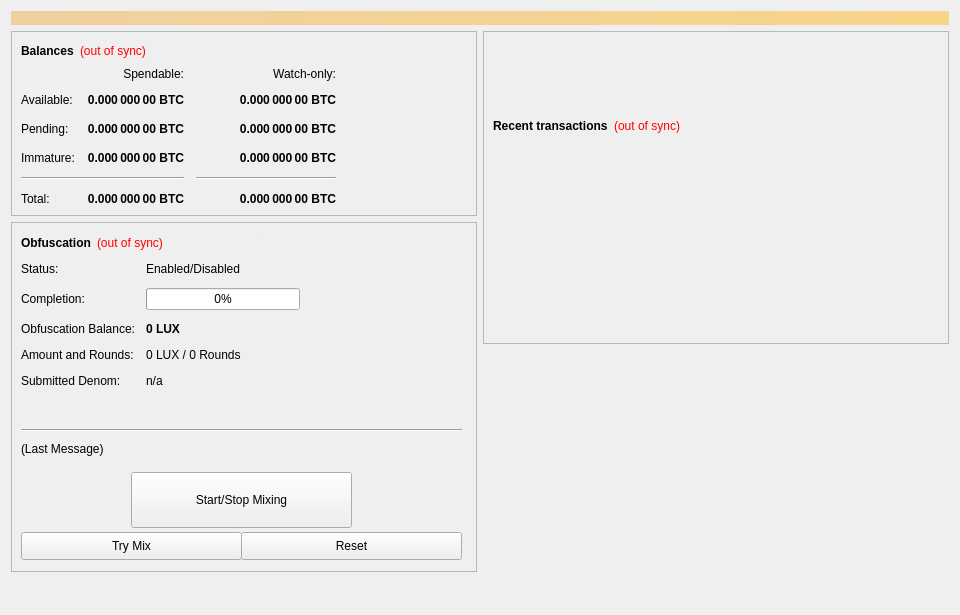
The window that src/qt/forms/overviewpage.ui (LUX-Core/lux) describes before a commit, drawn with Qt 5.
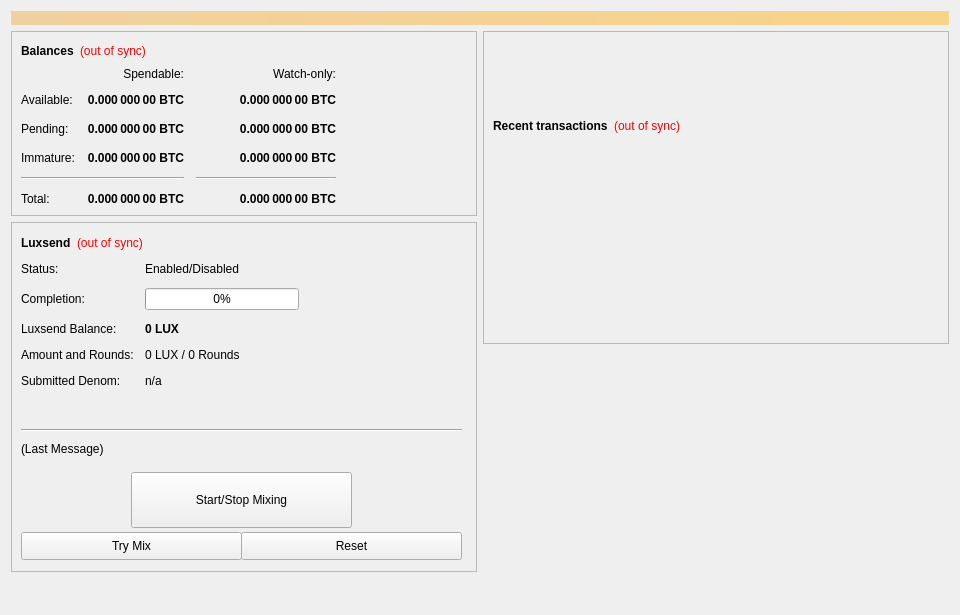
The same window after the commit.

The edit to the form file:
```diff
--- a/src/qt/forms/overviewpage.ui
+++ b/src/qt/forms/overviewpage.ui
@@ -461,7 +461,7 @@
            <item row="2" column="0">
             <widget class="QLabel" name="labelAnonymizedText">
              <property name="text">
-              <string>Obfuscation Balance:</string>
+              <string>Luxsend Balance:</string>
              </property>
             </widget>
            </item>
@@ -1078,7 +1078,7 @@
               </font>
              </property>
              <property name="text">
-              <string>Obfuscation</string>
+              <string>Luxsend</string>
              </property>
             </widget>
            </item>
```
Left out of the diff: 8 changed lines with no effect on the pictures.
